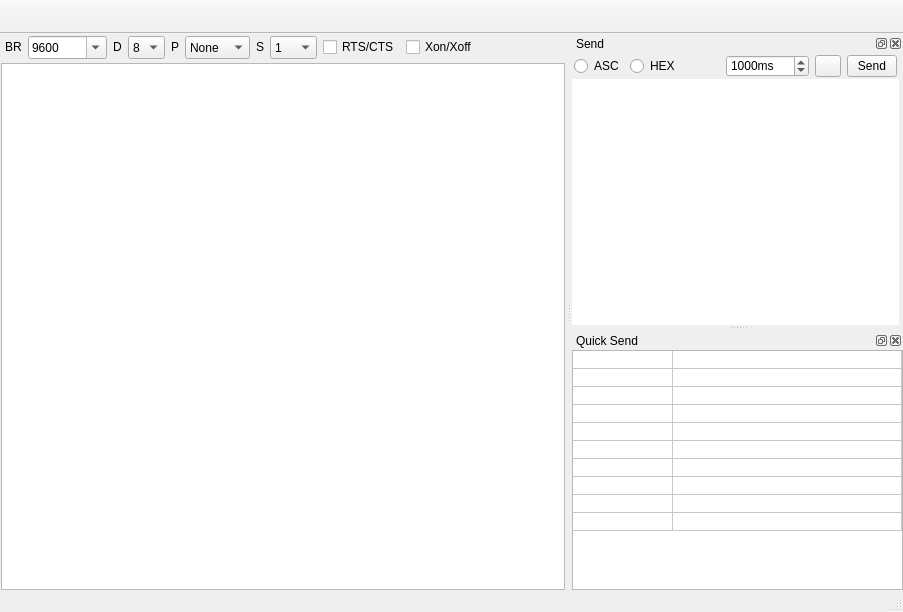
Qt form ui/mainwindow.ui (gamesun/UartVide) before a commit.
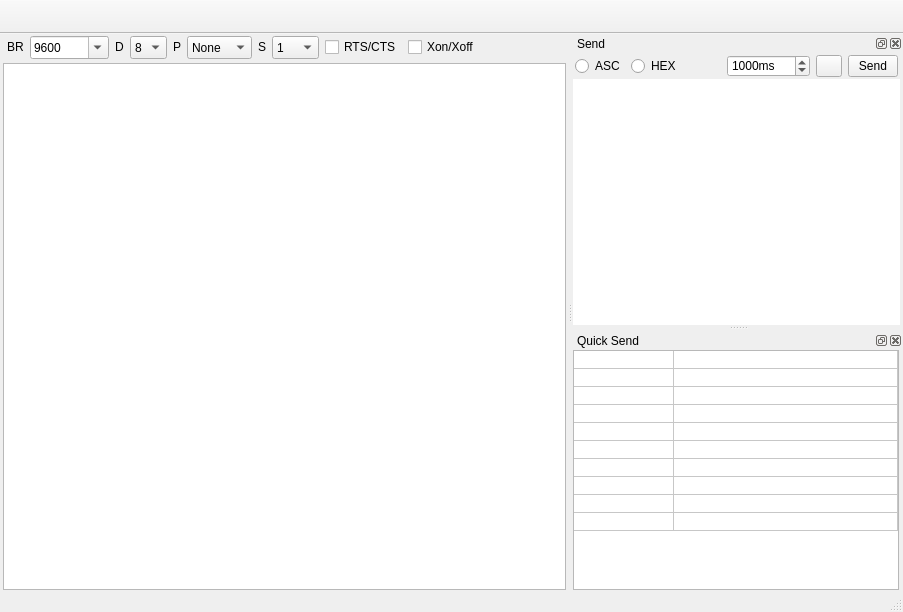
The same form after that commit.

Commit message: resize the form by dragging borders

```diff
--- a/ui/mainwindow.ui
+++ b/ui/mainwindow.ui
@@ -26,7 +26,7 @@
      <number>0</number>
     </property>
     <property name="leftMargin">
-     <number>1</number>
+     <number>3</number>
     </property>
     <property name="topMargin">
      <number>0</number>
@@ -650,7 +650,7 @@
       <number>2</number>
      </property>
      <property name="rightMargin">
-      <number>4</number>
+      <number>3</number>
      </property>
      <property name="bottomMargin">
       <number>0</number>
@@ -835,7 +835,7 @@
       <number>0</number>
      </property>
      <property name="rightMargin">
-      <number>0</number>
+      <number>4</number>
      </property>
      <property name="bottomMargin">
       <number>0</number>
```
Left out of the diff: 93 changed lines with no effect on the pictures. The commit also changes 2 other files.
